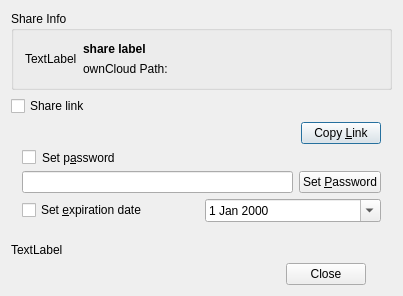
First picture: the form in src/gui/sharedialog.ui, repository nextcloud/desktop, before the edit.
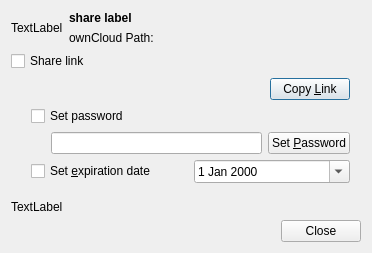
Second picture: the form after the edit. Custom widgets are drawn as their Qt base class.

Commit message: ShareDialog: Some GUI rework requested by Jan.

```diff
--- a/src/gui/sharedialog.ui
+++ b/src/gui/sharedialog.ui
@@ -6,20 +6,65 @@
    <rect>
     <x>0</x>
     <y>0</y>
-    <width>403</width>
-    <height>296</height>
+    <width>372</width>
+    <height>241</height>
    </rect>
   </property>
   <property name="windowTitle">
    <string>Share NewDocument.odt</string>
   </property>
-  <layout class="QGridLayout" name="gridLayout_4">
-   <item row="4" column="0">
-    <widget class="QLabel" name="errorLabel">
-     <property name="text">
-      <string>TextLabel</string>
-     </property>
-    </widget>
+  <layout class="QGridLayout" name="gridLayout_3">
+   <item row="0" column="0" colspan="2">
+    <layout class="QGridLayout" name="gridLayout">
+     <item row="0" column="0" rowspan="2">
+      <widget class="QLabel" name="label_icon">
+       <property name="text">
+        <string>TextLabel</string>
+       </property>
+      </widget>
+     </item>
+     <item row="0" column="1">
+      <widget class="QLabel" name="label_name">
+       <property name="sizePolicy">
+        <sizepolicy hsizetype="MinimumExpanding" vsizetype="Preferred">
+         <horstretch>0</horstretch>
+         <verstretch>0</verstretch>
+        </sizepolicy>
+       </property>
+       <property name="font">
+        <font>
+         <weight>75</weight>
+         <bold>true</bold>
+        </font>
+       </property>
+       <property name="text">
+        <string>share label</string>
+       </property>
+      </widget>
+     </item>
+     <item row="0" column="2" rowspan="2">
+      <widget class="QProgressIndicator" name="pi_share" native="true"/>
+     </item>
+     <item row="1" column="1">
+      <widget class="QLabel" name="label_sharePath">
+       <property name="sizePolicy">
+        <sizepolicy hsizetype="MinimumExpanding" vsizetype="Preferred">
+         <horstretch>0</horstretch>
+         <verstretch>0</verstretch>
+        </sizepolicy>
+       </property>
+       <property name="font">
+        <font>
+         <weight>50</weight>
+         <bold>false</bold>
+        </font>
+       </property>
+       <property name="text">
+        <string>ownCloud Path:</string>
+       </property>
+      </widget>
+     </item>
+    </layout>
    </item>
    <item row="1" column="0">
     <layout class="QHBoxLayout" name="horizontalLayout_shareLink">
@@ -34,9 +79,12 @@
    </item>
    <item row="2" column="0" colspan="2">
     <widget class="QWidget" name="widget_shareLink" native="true">
-     <layout class="QGridLayout" name="gridLayout_3">
+     <layout class="QGridLayout" name="gridLayout_2">
+      <property name="leftMargin">
+       <number>20</number>
+      </property>
       <property name="topMargin">
-       <number>0</number>
+       <number>1</number>
       </property>
       <item row="0" column="0">
        <layout class="QHBoxLayout" name="horizontalLayout_3">
@@ -79,30 +127,36 @@
         <item>
          <widget class="QCheckBox" name="checkBox_password">
           <property name="sizePolicy">
-           <sizepolicy hsizetype="Fixed" vsizetype="Fixed">
+           <sizepolicy hsizetype="Maximum" vsizetype="Maximum">
             <horstretch>0</horstretch>
             <verstretch>0</verstretch>
            </sizepolicy>
           </property>
           <property name="text">
-           <string/>
+           <string>Set password</string>
           </property>
          </widget>
         </item>
         <item>
-         <widget class="QLabel" name="label_password">
-          <property name="text">
-           <string>Set p&amp;assword</string>
+         <spacer name="horizontalSpacer_3">
+          <property name="orientation">
+           <enum>Qt::Horizontal</enum>
           </property>
-          <property name="buddy">
-           <cstring>checkBox_password</cstring>
+          <property name="sizeHint" stdset="0">
+           <size>
+            <width>40</width>
+            <height>20</height>
+           </size>
           </property>
-         </widget>
+         </spacer>
         </item>
        </layout>
       </item>
       <item row="2" column="0">
-       <layout class="QHBoxLayout" name="horizontalLayout_14">
+       <layout class="QHBoxLayout" name="horizontalLayout">
+        <property name="leftMargin">
+         <number>20</number>
+        </property>
         <item>
          <widget class="QLineEdit" name="lineEdit_password">
           <property name="echoMode">
@@ -112,6 +166,12 @@
         </item>
         <item>
          <widget class="QPushButton" name="pushButton_setPassword">
+          <property name="sizePolicy">
+           <sizepolicy hsizetype="Preferred" vsizetype="Fixed">
+            <horstretch>0</horstretch>
+            <verstretch>0</verstretch>
+           </sizepolicy>
+          </property>
           <property name="text">
            <string>Set &amp;Password</string>
           </property>
@@ -120,7 +180,10 @@
        </layout>
       </item>
       <item row="3" column="0">
-       <layout class="QHBoxLayout" name="horizontalLayout">
+       <layout class="QHBoxLayout" name="horizontalLayout_2">
+        <property name="leftMargin">
+         <number>0</number>
+        </property>
         <item>
          <widget class="QCheckBox" name="checkBox_expire">
           <property name="text">
@@ -140,80 +203,6 @@
      </layout>
     </widget>
    </item>
-   <item row="5" column="0">
-    <widget class="QDialogButtonBox" name="buttonBox">
-     <property name="standardButtons">
-      <set>QDialogButtonBox::Close</set>
-     </property>
-    </widget>
-   </item>
-   <item row="0" column="0" colspan="2">
-    <widget class="QGroupBox" name="groupBox">
-     <property name="sizePolicy">
-      <sizepolicy hsizetype="Preferred" vsizetype="Fixed">
-       <horstretch>0</horstretch>
-       <verstretch>0</verstretch>
-      </sizepolicy>
-     </property>
-     <property name="title">
-      <string>Share Info</string>
-     </property>
-     <layout class="QGridLayout" name="gridLayout_2">
-      <item row="0" column="0">
-       <layout class="QGridLayout" name="gridLayout">
-        <item row="0" column="0" rowspan="2">
-         <widget class="QLabel" name="label_icon">
-          <property name="text">
-           <string>TextLabel</string>
-          </property>
-         </widget>
-        </item>
-        <item row="0" column="1">
-         <widget class="QLabel" name="label_name">
-          <property name="sizePolicy">
-           <sizepolicy hsizetype="MinimumExpanding" vsizetype="Preferred">
-            <horstretch>0</horstretch>
-            <verstretch>0</verstretch>
-           </sizepolicy>
-          </property>
-          <property name="font">
-           <font>
-            <weight>75</weight>
-            <bold>true</bold>
-           </font>
-          </property>
-          <property name="text">
-           <string>share label</string>
-          </property>
-         </widget>
-        </item>
-        <item row="0" column="2" rowspan="2">
-         <widget class="QProgressIndicator" name="pi_share" native="true"/>
-        </item>
-        <item row="1" column="1">
-         <widget class="QLabel" name="label_sharePath">
-          <property name="sizePolicy">
-           <sizepolicy hsizetype="MinimumExpanding" vsizetype="Preferred">
-            <horstretch>0</horstretch>
-            <verstretch>0</verstretch>
-           </sizepolicy>
-          </property>
-          <property name="font">
-           <font>
-            <weight>50</weight>
-            <bold>false</bold>
-           </font>
-          </property>
-          <property name="text">
-           <string>ownCloud Path:</string>
-          </property>
-         </widget>
-        </item>
-       </layout>
-      </item>
-     </layout>
-    </widget>
-   </item>
    <item row="3" column="1">
     <spacer name="verticalSpacer">
      <property name="orientation">
@@ -227,6 +216,32 @@
      </property>
     </spacer>
    </item>
+   <item row="4" column="0">
+    <widget class="QLabel" name="errorLabel">
+     <property name="sizePolicy">
+      <sizepolicy hsizetype="MinimumExpanding" vsizetype="Preferred">
+       <horstretch>0</horstretch>
+       <verstretch>0</verstretch>
+      </sizepolicy>
+     </property>
+     <property name="text">
+      <string>TextLabel</string>
+     </property>
+    </widget>
+   </item>
+   <item row="5" column="0" colspan="2">
+    <widget class="QDialogButtonBox" name="buttonBox">
+     <property name="sizePolicy">
+      <sizepolicy hsizetype="MinimumExpanding" vsizetype="Minimum">
+       <horstretch>0</horstretch>
+       <verstretch>0</verstretch>
+      </sizepolicy>
+     </property>
+     <property name="standardButtons">
+      <set>QDialogButtonBox::Close</set>
+     </property>
+    </widget>
+   </item>
   </layout>
  </widget>
  <layoutdefault spacing="6" margin="11"/>
```
Left out of the diff: 6 changed lines with no effect on the pictures. The commit also changes 1 other file.
